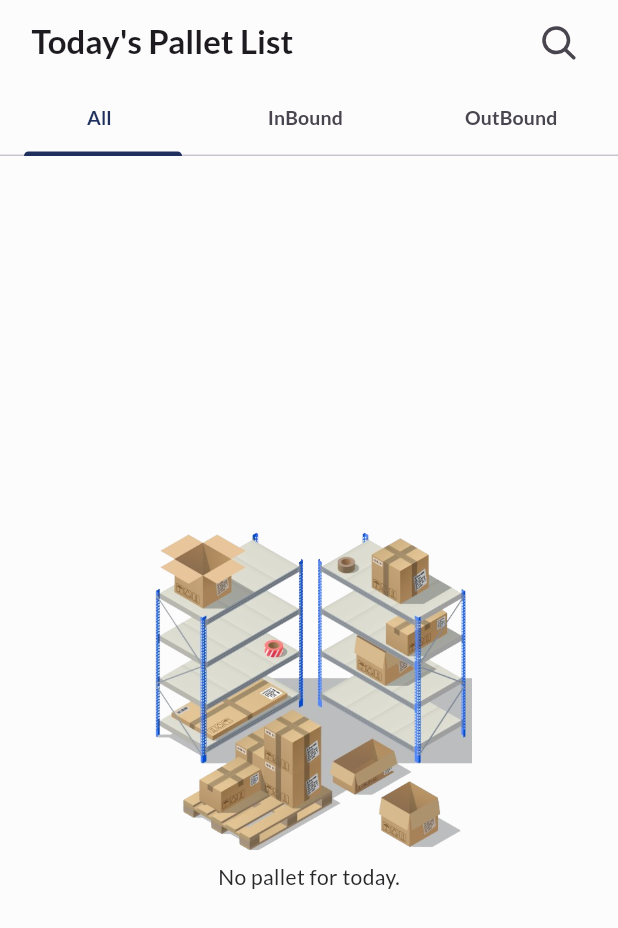
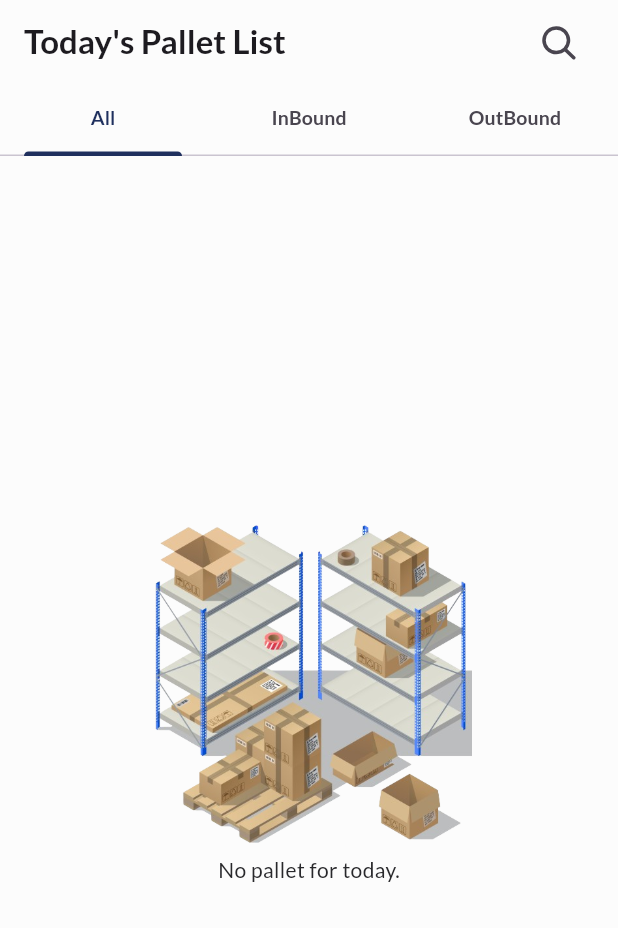
Before and after one commit to AfiqNSE/store_management_flutter_app, a Flutter app: the PalletView screen opened directly, on a phone screen of 412 x 824 dp. Shown: the top 928 px of the screen. Run offline on Flutter 3.47's test engine with Material 3 defaults, Android fonts, the phone set to English and light mode, and no system bars; our stand-ins replace dropdown_button2, firebase_core, firebase_messaging, fluentui_system_icons, flutter_local_notifications, flutter_secure_storage and 6 more; missing offline and left inert: blue_thermal_printer, flutter_barcode_scanner, flutter_esc_pos_network, flutter_esc_pos_utils, syncfusion_flutter_signaturepad; accounts and stored records are empty; network calls fail; project files that could hold a hidden picture were left out.

Commit message:
Create counter for pallet & job

```diff
--- a/lib/models/pallet_model.dart
+++ b/lib/models/pallet_model.dart
@@ -246,17 +246,43 @@ class Attachment {
 }
 
 class PalletNotifier extends ChangeNotifier {
+  late int _assignedJob;
+  late int _confirmJob;
+  late int _loadingJob;
+
   Map<int, Pallet> _pallets = {};
 
   Map<int, Pallet> get pallets => _pallets;
+  int get assignedJob => _assignedJob;
+  int get confirmJob => _confirmJob;
+  int get loadingJob => _loadingJob;
 
   initialize() async {
+    _assignedJob = 0;
+    _confirmJob = 0;
+    _loadingJob = 0;
+
     List<dynamic> res = await ApiServices.pallet.all();
 
     if (res.isEmpty) {
       _pallets = {};
     } else {
-      _pallets = {for (var v in res) v["palletActivityId"]: Pallet.fromMap(v)};
+      for (final item in res) {
+        _pallets[item["palletActivityId"]] = Pallet.fromMap(item);
+
+        if (item["status"] == "Load Job Pending") {
+          _assignedJob++;
+        }
+
+        if (item["status"] == "Load Job Confirmed") {
+          _confirmJob++;
+        }
+
+        if (item["status"] == "Loading To Truck") {
+          _loadingJob++;
+        }
+      }
+      // _pallets = {for (var v in res) v["palletActivityId"]: Pallet.fromMap(v)};
     }
 
     notifyListeners();
--- a/lib/view/pallet/pallet_view.dart
+++ b/lib/view/pallet/pallet_view.dart
@@ -78,18 +78,18 @@ class _PalletViewState extends State<PalletView> with TickerProviderStateMixin {
     );
 
     Widget createTab(text, value) => Tab(
-          child: Row(
-            mainAxisAlignment: MainAxisAlignment.center,
+          child: Stack(
             children: [
-              Text(
+              Center(
+                child: Text(
                   text,
-                style:
-                    const TextStyle(fontWeight: FontWeight.w600, fontSize: 13),
+                  style: const TextStyle(
+                      fontWeight: FontWeight.w600, fontSize: 13),
                 ),
-              const SizedBox(width: 5),
+              ),
               value != 0
                   ? Align(
-                      alignment: Alignment.topCenter,
+                      alignment: Alignment.topRight,
                       child: Container(
                         decoration: BoxDecoration(
                           color: Colors.red.shade300,
@@ -118,19 +118,23 @@ class _PalletViewState extends State<PalletView> with TickerProviderStateMixin {
       initialIndex: 0,
       length: 2,
       child: Scaffold(
-        appBar: AppBar(
-          title: Padding(
-            padding: const EdgeInsets.only(left: 5.0),
-            child: searchMode ? search : appBarTitle,
-          ),
+        body: NestedScrollView(
+          headerSliverBuilder: (BuildContext context, bool innerBoxIsScrolled) {
+            return <Widget>[
+              SliverAppBar(
                 backgroundColor: AppColor().milkWhite,
+                title: searchMode ? search : appBarTitle,
+                pinned: true,
+                floating: true,
+                forceElevated: innerBoxIsScrolled,
                 actions: [
                   Padding(
                     padding: const EdgeInsets.only(right: 16),
                     child: (!searchMode)
                         ? IconButton(
                             onPressed: () => setState(() => searchMode = true),
-                      icon: const Icon(FluentIcons.search_24_filled, size: 28),
+                            icon: const Icon(FluentIcons.search_24_filled,
+                                size: 28),
                           )
                         : TextButton(
                             onPressed: () => setState(() => searchMode = false),
@@ -161,6 +165,8 @@ class _PalletViewState extends State<PalletView> with TickerProviderStateMixin {
                   ],
                 ),
               ),
+            ];
+          },
           body: Consumer<PalletNotifier>(
             builder: (context, value, child) {
               List<Pallet> allPalletList =
@@ -183,27 +189,23 @@ class _PalletViewState extends State<PalletView> with TickerProviderStateMixin {
               }
 
               if (isLoading == true) {
-              Column(
-                mainAxisAlignment: MainAxisAlignment.center,
-                children: [
-                  Center(
-                    child: CircularProgressIndicator(
-                      color: AppColor().blueZodiac,
-                    ),
-                  ),
-                  const SizedBox(height: 10),
-                  const Text('Loading data...'),
-                ],
+                Container(
+                  color: const Color.fromRGBO(255, 255, 255, .8),
+                  child:
+                      const Center(child: CircularProgressIndicator.adaptive()),
                 );
               }
 
-            return TabBarView(
+              return MediaQuery.removePadding(
+                removeTop: true,
+                context: context,
+                child: TabBarView(
                   controller: _tabController,
                   physics: const NeverScrollableScrollPhysics(),
                   children: <Widget>[
                     Container(
                       color: AppColor().milkWhite,
-                  padding: const EdgeInsets.fromLTRB(10, 20, 10, 0),
+                      padding: const EdgeInsets.fromLTRB(10, 10, 10, 0),
                       child: allPalletList.isEmpty
                           ? Center(
                               child: Column(
@@ -228,7 +230,7 @@ class _PalletViewState extends State<PalletView> with TickerProviderStateMixin {
                     ),
                     Container(
                       color: AppColor().milkWhite,
-                  padding: const EdgeInsets.fromLTRB(10, 20, 10, 0),
+                      padding: const EdgeInsets.fromLTRB(10, 10, 10, 0),
                       child: inBoundPalletList.isEmpty
                           ? Center(
                               child: Column(
@@ -253,7 +255,7 @@ class _PalletViewState extends State<PalletView> with TickerProviderStateMixin {
                     ),
                     Container(
                       color: AppColor().milkWhite,
-                  padding: const EdgeInsets.fromLTRB(10, 20, 10, 0),
+                      padding: const EdgeInsets.fromLTRB(10, 10, 10, 0),
                       child: outBoundPalletList.isEmpty
                           ? Center(
                               child: Column(
@@ -277,8 +279,10 @@ class _PalletViewState extends State<PalletView> with TickerProviderStateMixin {
                             ),
                     ),
                   ],
+                ),
               );
             },
+          ),
         ),
       ),
     );
```
Also changed, not shown: lib/view/job/job_view.dart (+92 -42 lines). Lines whose indentation alone changed are shown as unchanged.
